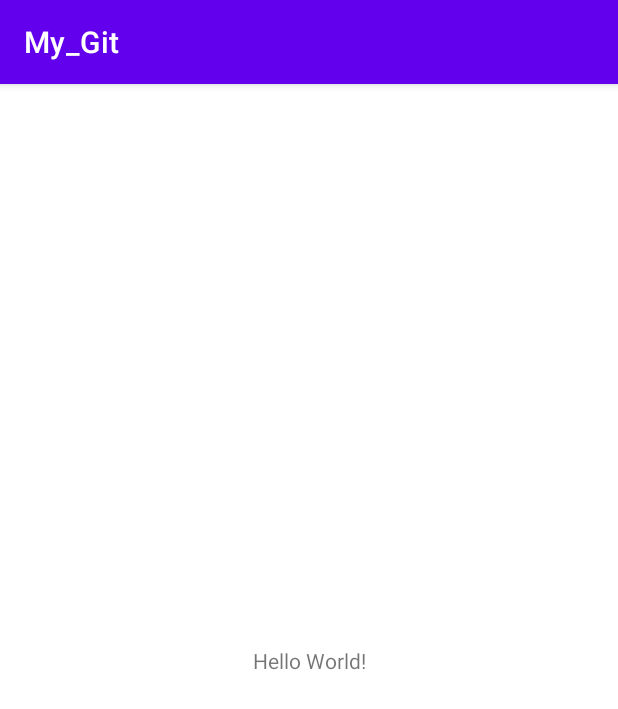
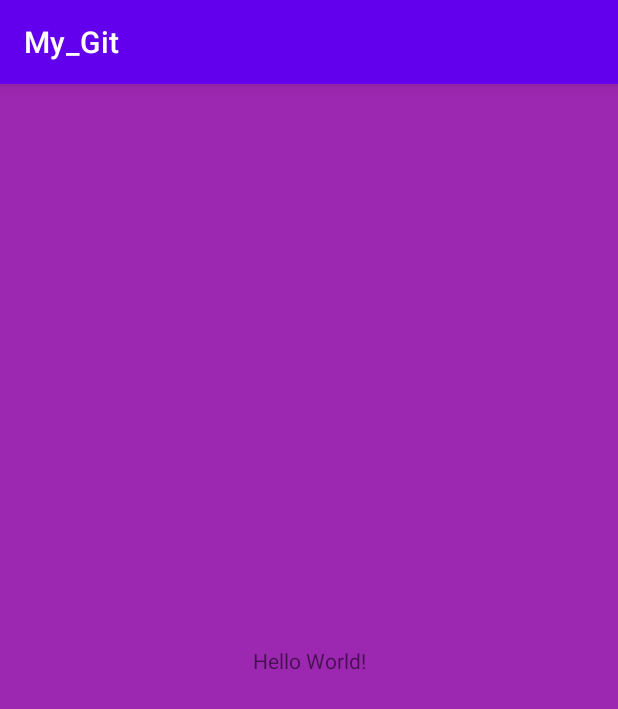
Before and after one commit to matvei141286/My_Git, an Android app: the screen it shows after launch (MainActivity), on a phone screen of 412 x 824 dp. Shown: the top 709 px of the screen. Run offline under Robolectric (Android 15) with nearby library versions, the phone set to English and light mode, and no system bars.

Commit message:
Change bg

```diff
--- a/app/src/main/res/layout/activity_main.xml
+++ b/app/src/main/res/layout/activity_main.xml
@@ -4,6 +4,7 @@
     xmlns:tools="http://schemas.android.com/tools"
     android:layout_width="match_parent"
     android:layout_height="match_parent"
+    android:background="#9C27B0"
     tools:context=".MainActivity">
 
     <TextView
```
